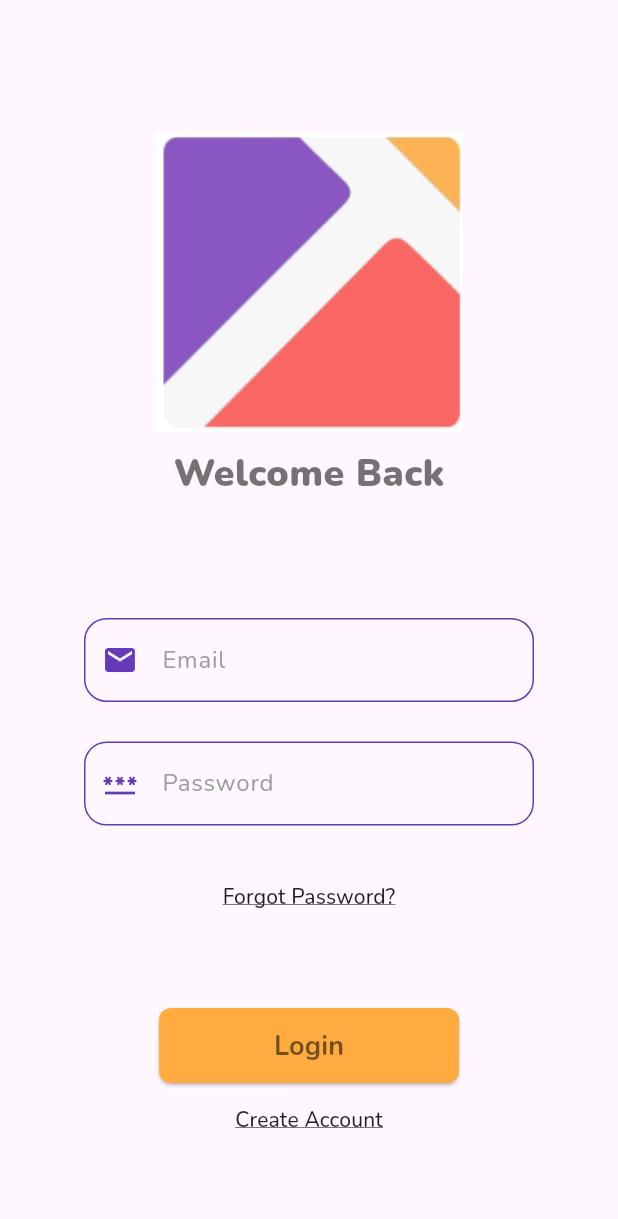
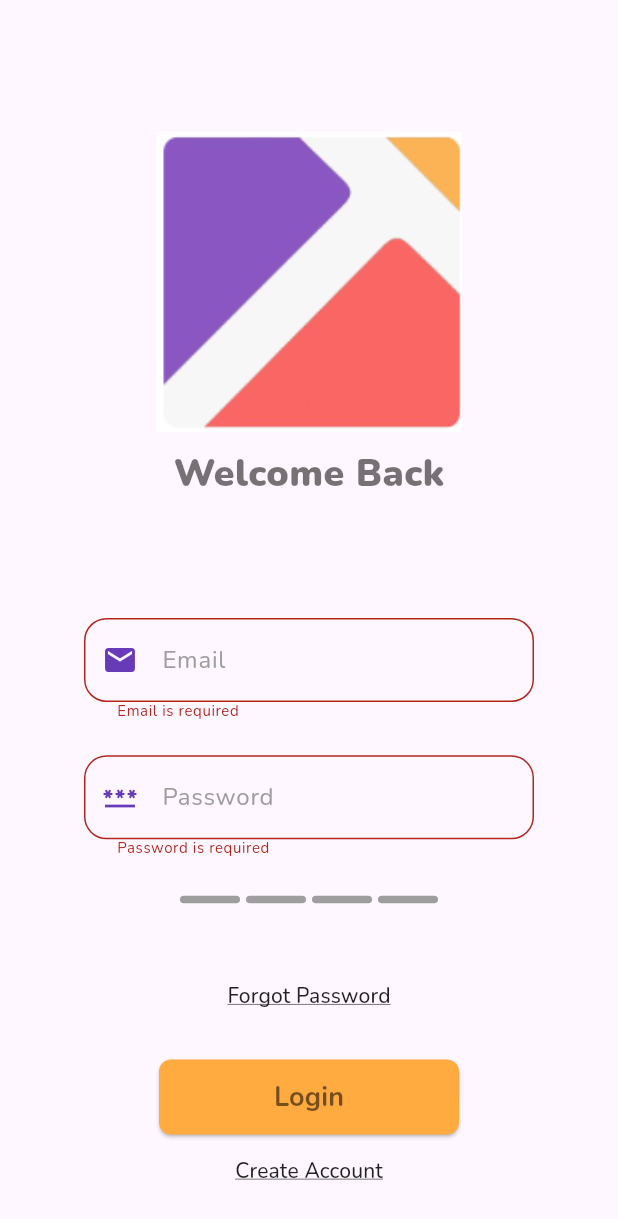
Before and after one commit to SadraMoghadam/TripTales, a Flutter app: the LoginPage screen opened directly, after a tap on "Login", on a phone screen of 412 x 824 dp. Shown: the top 1219 px of the screen. Run offline on Flutter 3.47's test engine with Material 3 defaults, Android fonts, the phone set to English and light mode, and no system bars; our stand-ins replace firebase_core; accounts and stored records are empty.

Commit message:
Login Page validation check completed. All validation functions are added. Pasword checker added.

```diff
--- a/lib/main.dart
+++ b/lib/main.dart
@@ -1,6 +1,6 @@
 import 'package:flutter/material.dart';
 import 'package:firebase_core/firebase_core.dart';
-import 'package:trip_tales/src/pages/Login.dart';
+import 'package:trip_tales/src/pages/login.dart';
 import 'package:trip_tales/src/pages/register.dart';
 import 'firebase_options.dart';
 import 'src/pages/home.dart';
@@ -21,7 +21,7 @@ class MyApp extends StatelessWidget {
     return MaterialApp(
       title: 'Login Page',
       theme: ThemeData(fontFamily: 'Nunito'),
-      home: LoginPage(),
+      home: RegisterPage(),
     );
   }
 }
--- a/lib/src/pages/Login.dart
+++ b/lib/src/pages/Login.dart
@@ -1,5 +1,9 @@
 import 'package:flutter/material.dart';
+import 'package:trip_tales/src/utils/validator.dart';
 
+
+import '../utils/password_strength_indicator.dart';
+import '../utils/validator.dart';
 import '../widgets/button.dart';
 import '../widgets/text_field.dart';
 
@@ -9,18 +13,74 @@ class LoginPage extends StatefulWidget {
 }
 
 class _LoginPageState extends State<LoginPage> {
-  final TextEditingController _emailController = TextEditingController();
-  final TextEditingController _passwordController = TextEditingController();
+  final Validator _validator = new Validator();
+  final _formKey = GlobalKey<FormState>();
+  late final TextEditingController _emailController;
+  late final TextEditingController _passwordController;
+
+  bool hasUppercase = false;
+  bool hasLowercase = false;
+  bool hasDigits = false;
+  bool hasSpecialCharacters = false;
+
+  void _submit() {
+    final isValid = _formKey.currentState?.validate();
+    if (isValid == null || !isValid) {
+      print("byeeee");
+      return;
+    }
+    print("hiiii");
+    _formKey.currentState?.save();
+  }
+
+  void checkPasswordStrength(String value) {
+    setState(() {
+      // Reset criteria
+      hasUppercase = false;
+      hasLowercase = false;
+      hasDigits = false;
+      hasSpecialCharacters = false;
+
+      // Check criteria for password strength
+      hasUppercase = value.contains(RegExp(r'[A-Z]'));
+      hasLowercase = value.contains(RegExp(r'[a-z]'));
+      hasDigits = value.contains(RegExp(r'[0-9]'));
+      hasSpecialCharacters = value.contains(RegExp(r'[!@#$%^&*(),.?":{}|<>]'));
+    });
+  }
+
+  @override
+  void initState() {
+    _emailController = TextEditingController()
+      ..addListener(() {
+        setState(() {});
+      });
+    _passwordController = TextEditingController()
+      ..addListener(() {
+        checkPasswordStrength(_passwordController.text);
+        setState(() {});
+      });
+    super.initState();
+  }
+
+  @override
+  void dispose() {
+    _emailController.dispose();
+    _passwordController.dispose();
+    super.dispose();
+  }
 
   @override
   Widget build(BuildContext context) {
     return Scaffold(
       body: SafeArea(
+        child: Form(
+          key: _formKey,
           child: Column(
             children: <Widget>[
               Flexible(
                 fit: FlexFit.tight,
-              flex: 2,
+                flex: 3,
                 child: Column(
                   mainAxisAlignment: MainAxisAlignment.center,
                   children: <Widget>[
@@ -32,17 +92,18 @@ class _LoginPageState extends State<LoginPage> {
                         fit: BoxFit.cover,
                       ),
                     ),
-                  const Text('Welcome Back',
+                    const Text(
+                      'Welcome Back',
                       style: TextStyle(
                           color: Colors.black54,
                           fontSize: 25,
-                        fontWeight: FontWeight.w900
-                      ),
+                          fontWeight: FontWeight.w900),
                     ),
                   ],
                 ),
               ),
               Flexible(
+                flex: 2,
                   child: Column(
                     children: [
                       Flexible(
@@ -53,15 +114,10 @@ class _LoginPageState extends State<LoginPage> {
                             labelText: 'Email',
                             hintText: 'Enter your email',
                             prefixIcon: Icons.email,
-                      obscureText: true,
+                            obscureText: false,
                             keyboardType: TextInputType.emailAddress,
                             textInputAction: TextInputAction.next,
-                      validator: (value) {
-                        if (value == null || value.isEmpty) {
-                          return 'Email is required';
-                        }
-                        return null;
-                      },
+                            validator: _validator.emailValidator,
                           )),
                       Flexible(
                           fit: FlexFit.tight,
@@ -74,21 +130,26 @@ class _LoginPageState extends State<LoginPage> {
                             obscureText: true,
                             keyboardType: TextInputType.visiblePassword,
                             textInputAction: TextInputAction.next,
-                      validator: (value) {
-                        if (value == null || value.isEmpty) {
-                          return 'Password is required';
-                        }
-                        return null;
-                      },
+                            validator: _validator.passwordValidator,
                           )),
                       Flexible(
-                    fit: FlexFit.loose,
+                        fit: FlexFit.tight,
+                        flex: 1,
+                          child: PasswordStrengthIndicator(
+                            hasUppercase: hasUppercase,
+                            hasLowercase: hasLowercase,
+                            hasDigits: hasDigits,
+                            hasSpecialCharacters: hasSpecialCharacters,
+                          ),
+                      ),
+                      Flexible(
+                          fit: FlexFit.tight,
                           flex: 1,
                           child: TextButton(
                             onPressed: () {
                               Navigator.pushReplacementNamed(context, '/register');
                             },
-                      child: const Text('Forgot Password?',
+                            child: const Text('Forgot Password',
                                 style: TextStyle(
                                     color: Colors.black87,
                                     decoration: TextDecoration.underline)),
@@ -110,16 +171,12 @@ class _LoginPageState extends State<LoginPage> {
                                 height: 20,
                                 width: 200,
                                 text: "Login",
-                              onPressed: () {
-                                Navigator.pushReplacementNamed(
-                                    context, '/login');
-                              })
+                                onPressed: _submit
+                            )
                           ],
                         ),
                         TextButton(
-                        onPressed: () {
-                          Navigator.pushReplacementNamed(context, '/register');
-                        },
+                          onPressed: _submit,
                           child: const Text('Create Account',
                               style: TextStyle(
                                   color: Colors.black87,
@@ -130,6 +187,8 @@ class _LoginPageState extends State<LoginPage> {
                   )),
             ],
           ),
+        )
+
       ),
     );
   }
--- /dev/null
+++ b/lib/src/utils/password_strength_indicator.dart
@@ -0,0 +1,52 @@
+import 'package:flutter/material.dart';
+
+class PasswordStrengthIndicator extends StatelessWidget {
+  final bool hasUppercase;
+  final bool hasLowercase;
+  final bool hasDigits;
+  final bool hasSpecialCharacters;
+
+  PasswordStrengthIndicator({
+    required this.hasUppercase,
+    required this.hasLowercase,
+    required this.hasDigits,
+    required this.hasSpecialCharacters,
+  });
+
+  @override
+  Widget build(BuildContext context) {
+    int strength = 0;
+
+    if (hasUppercase) strength++;
+    if (hasLowercase) strength++;
+    if (hasDigits) strength++;
+    if (hasSpecialCharacters) strength++;
+
+    return Column(
+      mainAxisAlignment: MainAxisAlignment.start,
+      children: [
+        Row(
+          mainAxisAlignment: MainAxisAlignment.center,
+          children: [
+            _buildStrengthIndicator(strength, 1),
+            _buildStrengthIndicator(strength, 2),
+            _buildStrengthIndicator(strength, 3),
+            _buildStrengthIndicator(strength, 4),
+          ],
+        ),
+      ],
+    );
+  }
+
+  Widget _buildStrengthIndicator(int strength, int indicator) {
+    return Container(
+      margin: const EdgeInsets.all(2),
+      width: 40,
+      height: 5,
+      decoration: BoxDecoration(
+        color: strength >= indicator && strength >= 3 ? Colors.greenAccent : strength >= indicator && strength <= 2 ? Colors.redAccent : Colors.grey,
+        borderRadius: BorderRadius.circular(2.5),
+      ),
+    );
+  }
+}
--- /dev/null
+++ b/lib/src/utils/validator.dart
@@ -0,0 +1,57 @@
+import 'package:flutter/material.dart';
+
+class Validator {
+  bool checkNullEmpty(String? value) {
+    if (value == null || value.isEmpty) {
+      return true;
+    }
+    return false;
+  }
+
+  String? defaultValidator(String? value, String fieldName) {
+    if (checkNullEmpty(value)) {
+      return '$fieldName is required';
+    }
+    return null;
+  }
+
+  String? emailValidator(String? value) {
+    bool isEmail = RegExp(
+            r"^[a-zA-Z0-9.a-zA-Z0-9.!#$%&'*+-/=?^_`{|}~]+@[a-zA-Z0-9]+\.[a-zA-Z]+")
+        .hasMatch(value.toString());
+    String? defaultText = defaultValidator(value, 'Email');
+    if(defaultText != null) {
+      return defaultText;
+    }
+
+    if (!isEmail) {
+      return 'Email is invalid';
+    }
+    return null;
+  }
+
+
+  int checkPasswordStrength(String value) {
+    int hasUppercase = value.contains(RegExp(r'[A-Z]')) ? 1 : 0;
+    int hasLowercase = value.contains(RegExp(r'[a-z]')) ? 1 : 0;
+    int hasDigits = value.contains(RegExp(r'[0-9]')) ? 1 : 0;
+    int hasSpecialCharacters = value.contains(RegExp(r'[!@#$%^&*(),.?":{}|<>]')) ? 1 : 0;
+
+    return hasUppercase + hasLowercase + hasDigits + hasSpecialCharacters;
+  }
+
+  String? passwordValidator(String? value) {
+    String? defaultText = defaultValidator(value, 'Password');
+    if(defaultText != null) {
+      return defaultText;
+    }
+    if(checkPasswordStrength(value!) <= 2) {
+      return 'Pasword is not strong enough';
+    }
+    return null;
+  }
+
+  String? nameValidator(String? value) => defaultValidator(value, "Name");
+  String? surnameValidator(String? value) => defaultValidator(value, "Surname");
+  String? dateValidator(String? value) => defaultValidator(value, "Date");
+}
--- a/lib/src/widgets/text_field.dart
+++ b/lib/src/widgets/text_field.dart
@@ -20,6 +20,7 @@ class CustomTextField extends StatefulWidget {
   final List<TextInputFormatter>? inputFormatters;
   final Color focusedColor;
   final Color enabledColor;
+
 
   const CustomTextField({
     Key? key,
@@ -70,17 +71,31 @@ class _CustomTextFieldState extends State<CustomTextField> {
             suffixIcon: widget.suffixIcon != null
                 ? Icon(widget.suffixIcon)
                 : null,
+            errorStyle: const TextStyle(
+              fontSize: 10.0,
+              height: 0.4,
+
+
+            ),
             // border: OutlineInputBorder(
             //   borderRadius: BorderRadius.circular(25.0),
             //   borderSide: BorderSide(
             //     color: Colors.blue,
             //   ),
             // ),
+            border: OutlineInputBorder(
+              borderRadius: BorderRadius.circular(15.0),
+              borderSide: BorderSide(
+                color: widget.enabledColor,
+              ),
+              gapPadding: 10,
+            ),
             focusedBorder: OutlineInputBorder(
               borderRadius: BorderRadius.circular(20.0),
               borderSide: BorderSide(
                 color: widget.focusedColor,
               ),
+              gapPadding: 10,
             ),
             enabledBorder: OutlineInputBorder(
               borderRadius: BorderRadius.circular(15.0),
```
Lines whose indentation alone changed are shown as unchanged.
